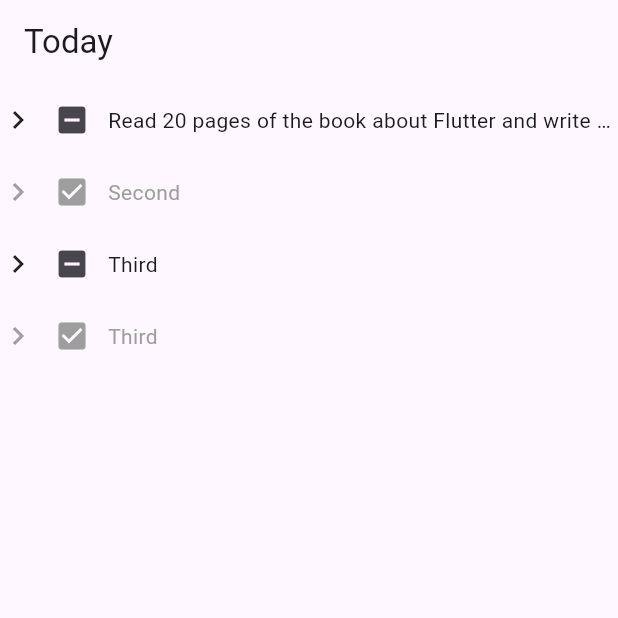
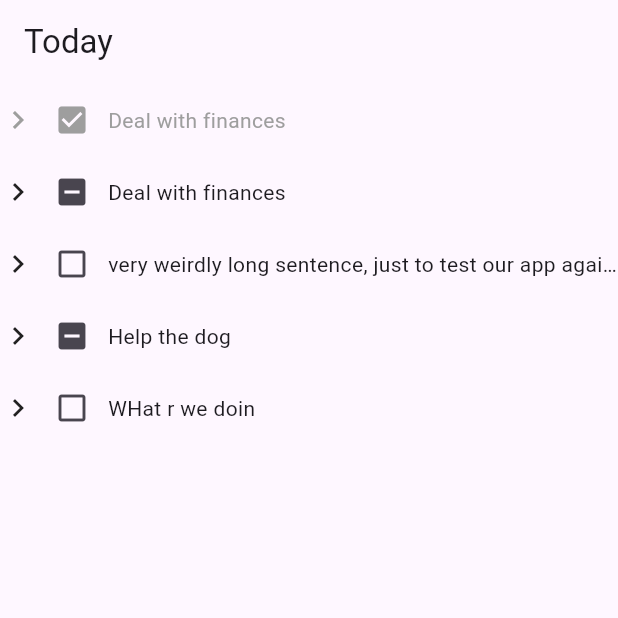
Before and after one commit to Konyszo/Flutter, a Flutter app: the screen it shows after launch, after a tap on the "check box outline blank" icon, on a phone screen of 412 x 824 dp, the top half of it. Run offline on Flutter 3.47's test engine with Material 3 defaults, Android fonts, the phone set to English and light mode, and no system bars.

Commit message:
Task 7: Add class Task. Build rows from list.

```diff
--- a/learning1/lib/main.dart
+++ b/learning1/lib/main.dart
@@ -1,10 +1,18 @@
 import 'package:flutter/material.dart';
 
-enum TaskStatus {
-  notDone,
-  inProgress,
-  done,
-}
+enum TaskStatus { notDone, inProgress, done }
+
+List<Task> tasks = [
+  Task(title: 'Deal with finances', status: TaskStatus.done),
+  Task(title: 'Deal with finances', status: TaskStatus.notDone),
+  Task(
+    title:
+      'very weirdly long sentence, just to test our app again, in case of way too long titles. Hope it works just fine.',
+    status: TaskStatus.notDone,
+  ),
+  Task(title: 'Help the dog', status: TaskStatus.inProgress),
+  Task(title: 'WHat r we doin', status: TaskStatus.notDone),
+];
 
 void main() {
   runApp(MaterialApp(home: CalendarPage()));
@@ -17,27 +25,15 @@ class CalendarPage extends StatelessWidget {
   Widget build(BuildContext context) {
     return Scaffold(
       appBar: AppBar(title: Text('Today')),
-      body: Column(
-        children: [
-          TaskRow(
-            title:
-                'Read 20 pages of the book about Flutter and write short notes from every chapter',
-            status: TaskStatus.notDone,
-          ),
-          TaskRow(title: 'Second', status: TaskStatus.done),
-          TaskRow(title: 'Third', status: TaskStatus.inProgress),
-          TaskRow(title: 'Third', status: TaskStatus.done),
-        ],
-      ),
+      body: Column(children: [for (Task task in tasks) TaskRow(task: task)]),
     );
   }
 }
 
 class TaskRow extends StatefulWidget {
-  TaskRow({super.key, required this.title, required this.status});
+  TaskRow({super.key, required this.task});
 
-  final String title;
-  final TaskStatus status;
+  final Task task;
 
   @override
   State<TaskRow> createState() => _TaskRowState();
@@ -49,7 +45,7 @@ class _TaskRowState extends State<TaskRow> {
   @override
   void initState() {
     super.initState();
-    status = widget.status;
+    status = widget.task.status;
   }
 
   @override
@@ -60,27 +56,24 @@ class _TaskRowState extends State<TaskRow> {
       children: [
         Icon(Icons.chevron_right, color: isDone ? Colors.grey : null),
         IconButton(
-          icon: Icon(
-            switch (status) {
-              TaskStatus.notDone => Icons.check_box_outline_blank,
-              TaskStatus.inProgress => Icons.indeterminate_check_box,
-              TaskStatus.done => Icons.check_box,
-            },
-            color: isDone ? Colors.grey : null,
-          ),
+          icon: Icon(switch (status) {
+            TaskStatus.notDone => Icons.check_box_outline_blank,
+            TaskStatus.inProgress => Icons.indeterminate_check_box,
+            TaskStatus.done => Icons.check_box,
+          }, color: isDone ? Colors.grey : null),
           onPressed: () {
             setState(() {
               status = switch (status) {
                 TaskStatus.notDone => TaskStatus.inProgress,
                 TaskStatus.inProgress => TaskStatus.done,
-                TaskStatus.done => status = TaskStatus.notDone,
+                TaskStatus.done => TaskStatus.notDone,
               };
             });
           },
         ),
         Expanded(
           child: Text(
-            widget.title,
+            widget.task.title,
             maxLines: 1,
             overflow: TextOverflow.ellipsis,
             style: TextStyle(color: isDone ? Colors.grey : null),
@@ -90,3 +83,10 @@ class _TaskRowState extends State<TaskRow> {
     );
   }
 }
+
+class Task {
+  Task({required this.title, required this.status});
+
+  final String title;
+  final TaskStatus status;
+}
```
